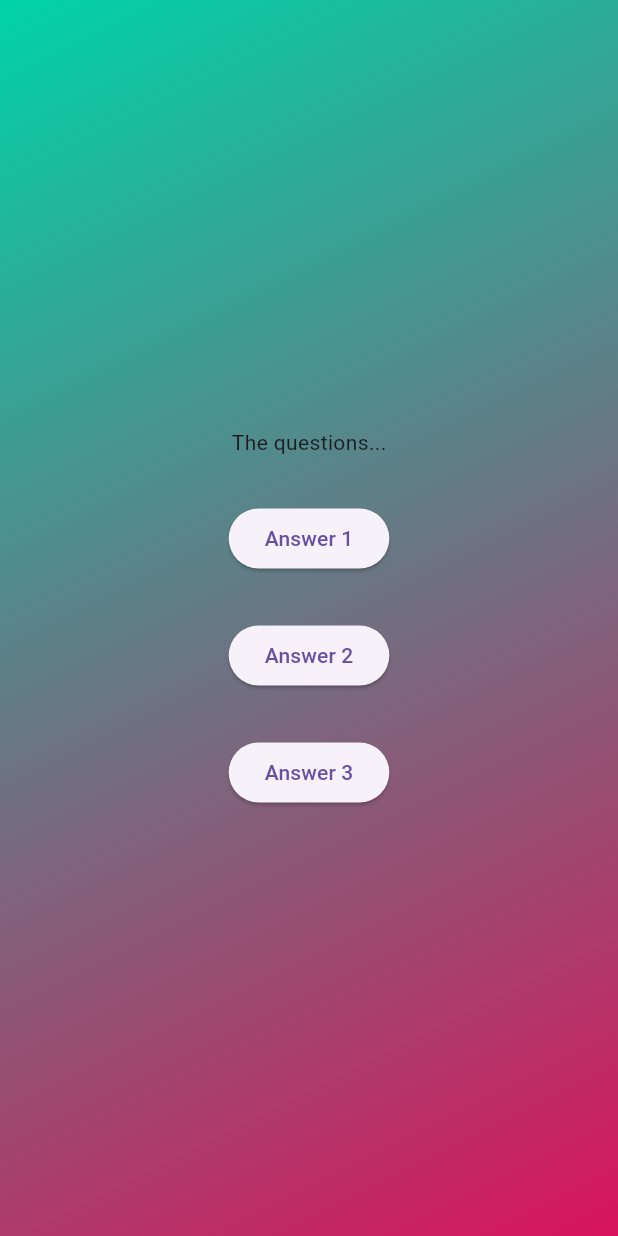
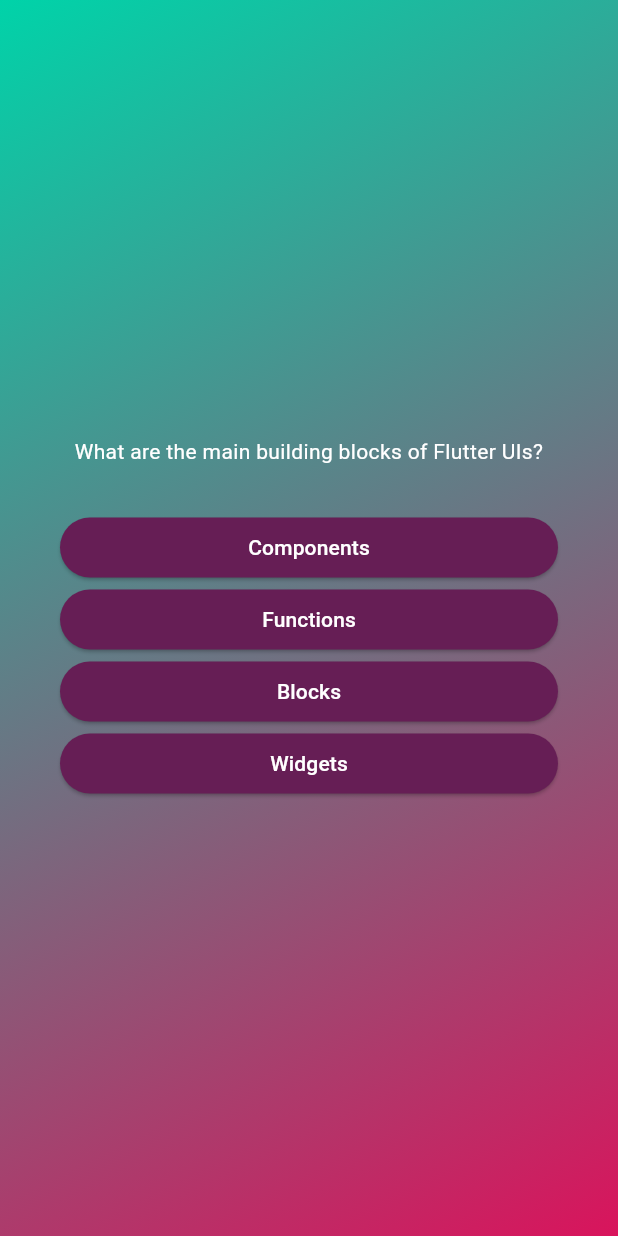
Before and after one commit to NsAshrafi/Quiz_App, a Flutter app: the screen it shows after launch, after a tap on "Start Quiz", on a phone screen of 412 x 824 dp. Run offline on Flutter 3.47's test engine with Material 3 defaults, Android fonts, the phone set to English and light mode, and no system bars.

Commit message:
mutate values

```diff
--- /dev/null
+++ b/lib/answer_button.dart
@@ -0,0 +1,27 @@
+import 'package:flutter/material.dart';
+
+class AnswerButton extends StatelessWidget {
+  const AnswerButton( {super.key,required this.answerText, required this.onTap,});
+
+  final String answerText;
+  final void Function() onTap;
+
+  @override
+  Widget build(BuildContext context) {
+    return ElevatedButton(
+      onPressed:onTap,
+
+        style: ElevatedButton.styleFrom(
+          padding: const EdgeInsets.symmetric(
+            horizontal: 40,
+            vertical: 10,
+          ),
+          backgroundColor: const Color.fromARGB(255, 102, 30, 85),
+          foregroundColor: Colors.white,
+          shape: RoundedRectangleBorder(borderRadius: BorderRadius.circular(40),),
+
+        ),
+        child:  Text(answerText,),
+        );
+  }
+}
--- a/lib/models/quiz_question.dart
+++ b/lib/models/quiz_question.dart
@@ -3,4 +3,10 @@ class QuizQuestion {
 
   final String text;
   final List<String> answers;
+
+  List<String> getShuffledAnswers() {
+    final shuffledList = List.of(answers);
+    shuffledList.shuffle();
+    return shuffledList;
+  }
 }
--- a/lib/questions_screen.dart
+++ b/lib/questions_screen.dart
@@ -1,4 +1,6 @@
 import 'package:flutter/material.dart';
+import 'package:quiz_app/answer_button.dart';
+import 'package:quiz_app/data/questions.dart';
 
 class QuestionsScreen extends StatefulWidget {
   const QuestionsScreen({super.key});
@@ -12,27 +14,35 @@ class QuestionsScreen extends StatefulWidget {
 class _QuestionsScreenState extends State<QuestionsScreen> {
   @override
   Widget build(context) {
+    final currentQuestion = questions[0];
     return SizedBox(
       // this is a widget that will take the full width of the screen
       // and the height of the screen
       width: double.infinity,
-      child: Column(
-        mainAxisAlignment: MainAxisAlignment.center,
-        children: [
-        const Text('The questions...'),
-        const SizedBox(height: 30,),
-        ElevatedButton(onPressed: () {},
-        child: const Text('Answer 1'),
+      child: Container(
+        margin: const EdgeInsets.all(40),
+        child: Column(
+          mainAxisAlignment: MainAxisAlignment.center,
+          crossAxisAlignment: CrossAxisAlignment.stretch,
+          children: [
+            Text(
+              currentQuestion.text,
+              style: const TextStyle(
+                color: Colors.white,
+              ),
+              textAlign: TextAlign.center,
+            ),
+            const SizedBox(height: 30),
+            ...currentQuestion.getShuffledAnswers().map((answer) {
+              // this is a spread operator that will take the list of answers and convert it to a list of widgets
+              return AnswerButton(
+                answerText: answer,
+                onTap: () {},
+              );
+            }),
+          ],
         ),
-         const SizedBox(height: 30,),
-        ElevatedButton(onPressed: () {},
-        child: const Text('Answer 2'),
-        ),
-         const SizedBox(height: 30,),
-        ElevatedButton(onPressed: () {},
-        child: const Text('Answer 3'),
-        ),
-      ],),
+      ),
     );
   }
 }
```
